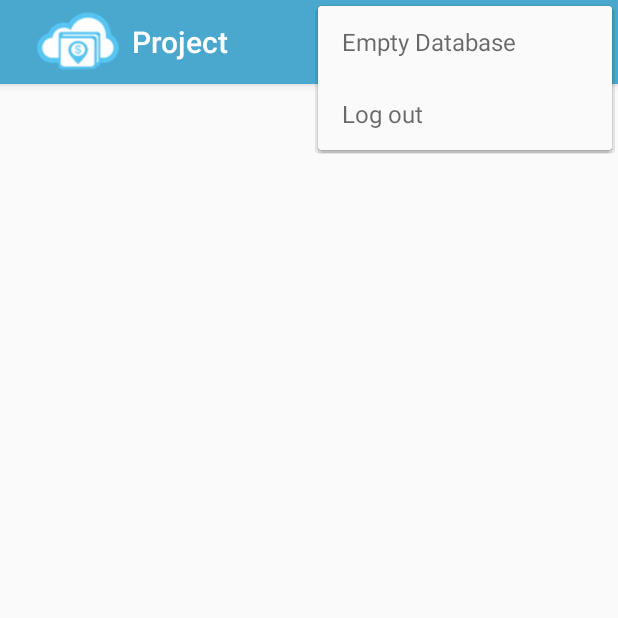
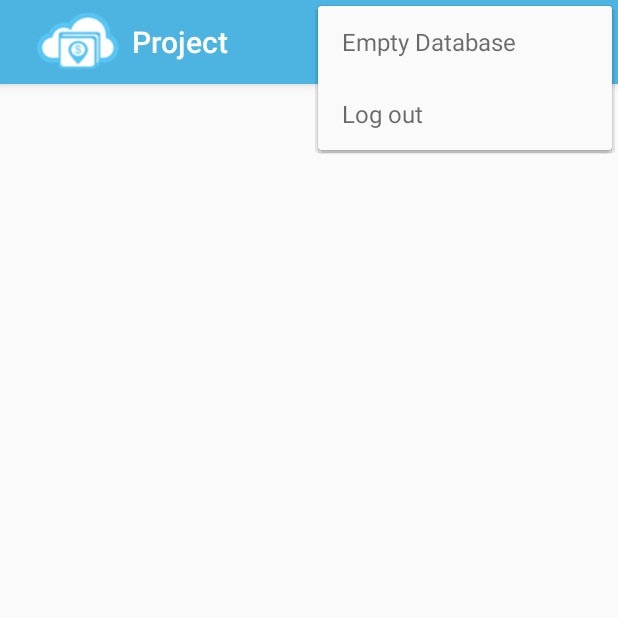
Before and after one commit to Nyandux/Project, an Android app: the screen it shows after launch (MainActivity), with the options menu open, on a phone screen of 412 x 824 dp, the top half of it. Run offline under Robolectric (Android 15) with nearby library versions, the light colour scheme and no system bars.

Commit message:
pieChart

```diff
--- a/app/src/main/res/values/colors.xml
+++ b/app/src/main/res/values/colors.xml
@@ -1,6 +1,6 @@
 <?xml version="1.0" encoding="utf-8"?>
 <resources>
-    <color name="colorPrimary">#4AA8CE</color>
+    <color name="colorPrimary">#4DB3E0</color>
     <color name="colorPrimaryDark">#4AA8CE</color>
     <color name="colorAccent">#4AA8CE</color>
     <color name="primary_text_default_material_light">#94000000</color>
```
